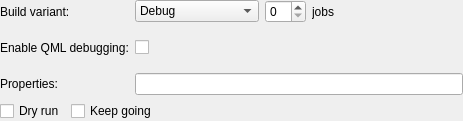
The window that src/plugins/qbsprojectmanager/qbsbuildstepconfigwidget.ui (qt-creator/qt-creator) describes before a commit, drawn with Qt 5.
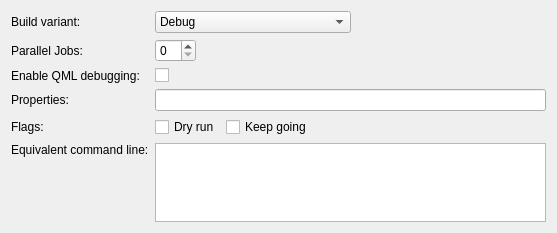
The same window after the commit. Icons and pictures are not drawn. Custom widgets are drawn as their Qt base class.

Commit message:
QbsProjectManager: Fix display of command line in step widgets.
The command line equivalent of the respective options often gets too
long for the summary, which means that the end of the string is cut off.
Not only does that look ugly, it also hides information that is not
trivially available otherwise, such as the full path to the install root.
This patch therefore adds a text edit field that is guaranteed to be
able to display the complete command line. This is also consistent
with what the qmake step does.

Patch:
```diff
--- a/src/plugins/qbsprojectmanager/qbsbuildstepconfigwidget.ui
+++ b/src/plugins/qbsprojectmanager/qbsbuildstepconfigwidget.ui
@@ -6,23 +6,11 @@
    <rect>
     <x>0</x>
     <y>0</y>
-    <width>463</width>
-    <height>121</height>
+    <width>557</width>
+    <height>233</height>
    </rect>
   </property>
-  <layout class="QGridLayout" name="gridLayout">
-   <property name="leftMargin">
-    <number>0</number>
-   </property>
-   <property name="topMargin">
-    <number>0</number>
-   </property>
-   <property name="rightMargin">
-    <number>0</number>
-   </property>
-   <property name="bottomMargin">
-    <number>0</number>
-   </property>
+  <layout class="QFormLayout" name="formLayout">
    <item row="0" column="0">
     <widget class="QLabel" name="buildVariantLabel">
      <property name="text">
@@ -31,6 +19,8 @@
     </widget>
    </item>
    <item row="0" column="1">
+    <layout class="QHBoxLayout" name="horizontalLayout_5">
+     <item>
     <widget class="QComboBox" name="buildVariantComboBox">
      <property name="sizePolicy">
       <sizepolicy hsizetype="Expanding" vsizetype="Fixed">
@@ -50,37 +40,56 @@
      </item>
     </widget>
    </item>
-   <item row="0" column="2">
-    <widget class="QSpinBox" name="jobSpinBox"/>
-   </item>
-   <item row="0" column="3">
-    <widget class="QLabel" name="jobsLabel">
-     <property name="text">
-      <string>jobs</string>
-     </property>
-    </widget>
-   </item>
-   <item row="0" column="4">
+     <item>
     <spacer name="spacer">
      <property name="orientation">
       <enum>Qt::Horizontal</enum>
      </property>
      <property name="sizeHint" stdset="0">
       <size>
-       <width>15</width>
-       <height>5</height>
+         <width>70</width>
+         <height>13</height>
       </size>
      </property>
     </spacer>
+     </item>
+    </layout>
    </item>
    <item row="1" column="0">
+    <widget class="QLabel" name="jobsLabel">
+     <property name="text">
+      <string>Parallel Jobs:</string>
+     </property>
+    </widget>
+   </item>
+   <item row="1" column="1">
+    <layout class="QHBoxLayout" name="horizontalLayout_6">
+     <item>
+      <widget class="QSpinBox" name="jobSpinBox"/>
+     </item>
+     <item>
+      <spacer name="horizontalSpacer_3">
+       <property name="orientation">
+        <enum>Qt::Horizontal</enum>
+       </property>
+       <property name="sizeHint" stdset="0">
+        <size>
+         <width>40</width>
+         <height>20</height>
+        </size>
+       </property>
+      </spacer>
+     </item>
+    </layout>
+   </item>
+   <item row="2" column="0">
     <widget class="QLabel" name="qmlDebuggingLabel">
      <property name="text">
       <string>Enable QML debugging:</string>
      </property>
     </widget>
    </item>
-   <item row="1" column="1" colspan="4">
+   <item row="2" column="1">
     <layout class="QHBoxLayout" name="horizontalLayout">
      <item>
       <widget class="QCheckBox" name="qmlDebuggingLibraryCheckBox">
@@ -121,17 +130,28 @@
      </item>
     </layout>
    </item>
-   <item row="2" column="0">
+   <item row="3" column="0">
     <widget class="QLabel" name="propertyLabel">
      <property name="text">
       <string>Properties:</string>
      </property>
     </widget>
    </item>
-   <item row="2" column="1" colspan="4">
-    <widget class="QbsPropertyLineEdit" name="propertyEdit"/>
+   <item row="3" column="1">
+    <widget class="QbsPropertyLineEdit" name="propertyEdit">
+     <property name="text">
+      <string notr="true"/>
+     </property>
+    </widget>
    </item>
-   <item row="3" column="0" colspan="5">
+   <item row="4" column="0">
+    <widget class="QLabel" name="flagsLabel">
+     <property name="text">
+      <string>Flags:</string>
+     </property>
+    </widget>
+   </item>
+   <item row="4" column="1">
     <layout class="QHBoxLayout" name="horizontalLayout_2">
      <item>
       <widget class="QCheckBox" name="dryRunCheckBox">
@@ -162,6 +182,32 @@
      </item>
     </layout>
    </item>
+   <item row="5" column="0">
+    <widget class="QLabel" name="commandLineKeyLabel">
+     <property name="text">
+      <string>Equivalent command line:</string>
+     </property>
+     <property name="alignment">
+      <set>Qt::AlignLeading|Qt::AlignLeft|Qt::AlignTop</set>
+     </property>
+    </widget>
+   </item>
+   <item row="5" column="1">
+    <widget class="QPlainTextEdit" name="commandLineTextEdit">
+     <property name="undoRedoEnabled">
+      <bool>false</bool>
+     </property>
+     <property name="readOnly">
+      <bool>true</bool>
+     </property>
+     <property name="plainText">
+      <string notr="true"/>
+     </property>
+     <property name="textInteractionFlags">
+      <set>Qt::TextSelectableByKeyboard|Qt::TextSelectableByMouse</set>
+     </property>
+    </widget>
+   </item>
   </layout>
  </widget>
  <customwidgets>
```
Left out of the diff: 10 changed lines with no effect on the pictures. Lines whose indentation alone changed are shown as unchanged. The commit also changes 5 other files.
